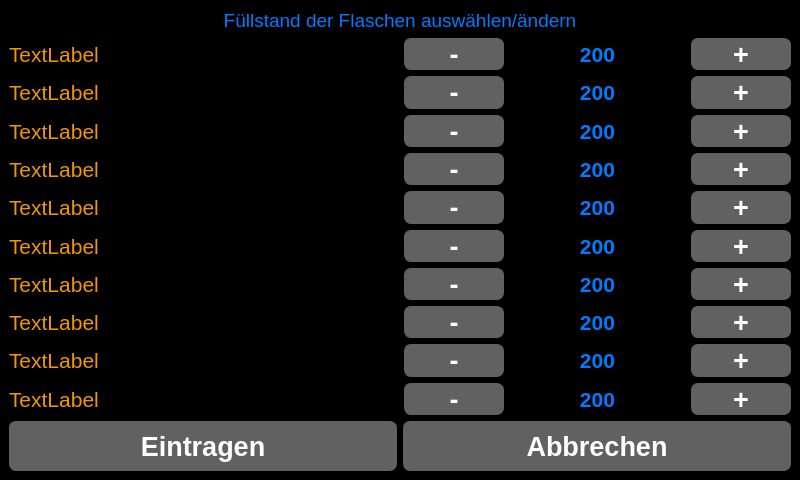
The window that ui_elements/bottlewindow.ui (AndreWohnsland/CocktailBerry) describes before a commit, drawn with Qt 5.
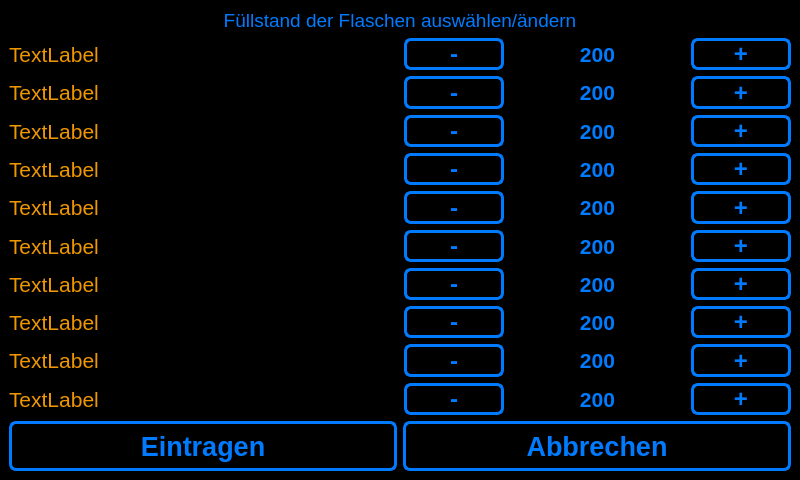
The same window after the commit.

Commit message: Unified UI theme

```diff
--- a/ui_elements/bottlewindow.ui
+++ b/ui_elements/bottlewindow.ui
@@ -42,10 +42,10 @@
 }
 
 QPushButton {
-	background-color: rgb(97, 97, 97);
-	color: rgb(255, 255, 255);
-    border-width: 1px;
-	border-color: rgb(97, 97, 97);
+	background-color: rgb(0, 0, 0);
+	color: (0, 123, 255);
+    border-width: 3px;
+	border-color: rgb(0, 123, 255);
 	border-style: solid;
 	border-radius: 7;
 	padding: 3px;
@@ -53,17 +53,10 @@
 	padding-right: 5px;
 }
 
-QPushButton:pressed
+QPushButton:pressed, QPushButton:checked
 {
-	color: rgb(255, 255, 255);	
-	background-color: rgb(0, 123, 255);
-	border-color: rgb(0, 123, 255);
-}
-
-QPushButton:checked
-{
-	color: rgb(255, 255, 255);	
-	background-color: rgb(0, 123, 255);
+	color: rgb(239, 151, 0);	
+	border-color: rgb(239, 151, 0);
 }
 
 QProgressBar
@@ -88,34 +81,7 @@
 #Labbruch {
 	color: rgb(239, 151, 0);
 }
-#LName1 {
-	color: rgb(239, 151, 0);
-}
-#LName2 {
-	color: rgb(239, 151, 0);
-}
-#LName3 {
-	color: rgb(239, 151, 0);
-}
-#LName4 {
-	color: rgb(239, 151, 0);
-}
-#LName5 {
-	color: rgb(239, 151, 0);
-}
-#LName6 {
-	color: rgb(239, 151, 0);
-}
-#LName7 {
-	color: rgb(239, 151, 0);
-}
-#LName8 {
-	color: rgb(239, 151, 0);
-}
-#LName9 {
-	color: rgb(239, 151, 0);
-}
-#LName10 {
+#LName1, #LName2, #LName3, #LName4, #LName5, #LName6, #LName7, #LName8, #LName9, #LName10 {
 	color: rgb(239, 151, 0);
 }
 
@@ -176,7 +142,7 @@
         </property>
         <property name="font">
          <font>
-          <pointsize>20</pointsize>
+          <pointsize>18</pointsize>
           <weight>75</weight>
           <bold>true</bold>
          </font>
@@ -234,7 +200,7 @@
         </property>
         <property name="font">
          <font>
-          <pointsize>20</pointsize>
+          <pointsize>18</pointsize>
           <weight>75</weight>
           <bold>true</bold>
          </font>
@@ -282,7 +248,7 @@
         </property>
         <property name="font">
          <font>
-          <pointsize>20</pointsize>
+          <pointsize>18</pointsize>
           <weight>75</weight>
           <bold>true</bold>
          </font>
@@ -340,7 +306,7 @@
         </property>
         <property name="font">
          <font>
-          <pointsize>20</pointsize>
+          <pointsize>18</pointsize>
           <weight>75</weight>
           <bold>true</bold>
          </font>
@@ -388,7 +354,7 @@
         </property>
         <property name="font">
          <font>
-          <pointsize>20</pointsize>
+          <pointsize>18</pointsize>
           <weight>75</weight>
           <bold>true</bold>
          </font>
@@ -446,7 +412,7 @@
         </property>
         <property name="font">
          <font>
-          <pointsize>20</pointsize>
+          <pointsize>18</pointsize>
           <weight>75</weight>
           <bold>true</bold>
          </font>
@@ -494,7 +460,7 @@
         </property>
         <property name="font">
          <font>
-          <pointsize>20</pointsize>
+          <pointsize>18</pointsize>
           <weight>75</weight>
           <bold>true</bold>
          </font>
@@ -552,7 +518,7 @@
         </property>
         <property name="font">
          <font>
-          <pointsize>20</pointsize>
+          <pointsize>18</pointsize>
           <weight>75</weight>
           <bold>true</bold>
          </font>
@@ -600,7 +566,7 @@
         </property>
         <property name="font">
          <font>
-          <pointsize>20</pointsize>
+          <pointsize>18</pointsize>
           <weight>75</weight>
           <bold>true</bold>
          </font>
@@ -658,7 +624,7 @@
         </property>
         <property name="font">
          <font>
-          <pointsize>20</pointsize>
+          <pointsize>18</pointsize>
           <weight>75</weight>
           <bold>true</bold>
          </font>
@@ -706,7 +672,7 @@
         </property>
         <property name="font">
          <font>
-          <pointsize>20</pointsize>
+          <pointsize>18</pointsize>
           <weight>75</weight>
           <bold>true</bold>
          </font>
@@ -764,7 +730,7 @@
         </property>
         <property name="font">
          <font>
-          <pointsize>20</pointsize>
+          <pointsize>18</pointsize>
           <weight>75</weight>
           <bold>true</bold>
          </font>
@@ -812,7 +778,7 @@
         </property>
         <property name="font">
          <font>
-          <pointsize>20</pointsize>
+          <pointsize>18</pointsize>
           <weight>75</weight>
           <bold>true</bold>
          </font>
@@ -870,7 +836,7 @@
         </property>
         <property name="font">
          <font>
-          <pointsize>20</pointsize>
+          <pointsize>18</pointsize>
           <weight>75</weight>
           <bold>true</bold>
          </font>
@@ -918,7 +884,7 @@
         </property>
         <property name="font">
          <font>
-          <pointsize>20</pointsize>
+          <pointsize>18</pointsize>
           <weight>75</weight>
           <bold>true</bold>
          </font>
@@ -976,7 +942,7 @@
         </property>
         <property name="font">
          <font>
-          <pointsize>20</pointsize>
+          <pointsize>18</pointsize>
           <weight>75</weight>
           <bold>true</bold>
          </font>
@@ -1024,7 +990,7 @@
         </property>
         <property name="font">
          <font>
-          <pointsize>20</pointsize>
+          <pointsize>18</pointsize>
           <weight>75</weight>
           <bold>true</bold>
          </font>
@@ -1082,7 +1048,7 @@
         </property>
         <property name="font">
          <font>
-          <pointsize>20</pointsize>
+          <pointsize>18</pointsize>
           <weight>75</weight>
           <bold>true</bold>
          </font>
@@ -1130,7 +1096,7 @@
         </property>
         <property name="font">
          <font>
-          <pointsize>20</pointsize>
+          <pointsize>18</pointsize>
           <weight>75</weight>
           <bold>true</bold>
          </font>
@@ -1188,7 +1154,7 @@
         </property>
         <property name="font">
          <font>
-          <pointsize>20</pointsize>
+          <pointsize>18</pointsize>
           <weight>75</weight>
           <bold>true</bold>
          </font>
```
The commit also changes 3 other files.
